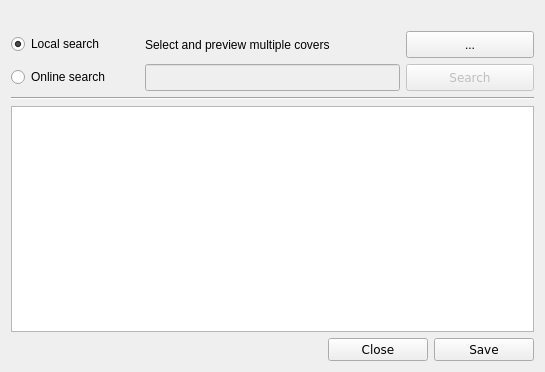
Above: trunk/src/GUI/alternate_covers/GUI_Alternate_Covers.ui from shahid334/sayonara-player before the change. Below: the same form after it.
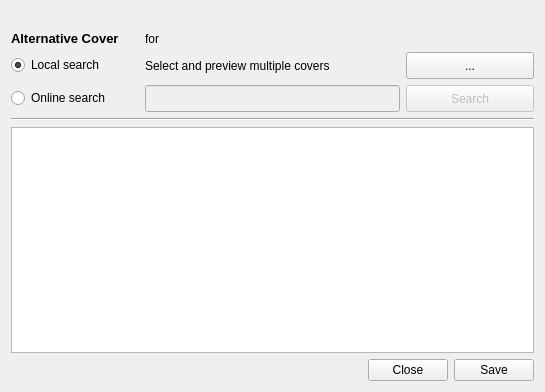
That is the form after the change. Icons and pictures are not drawn.

```diff
--- a/trunk/src/GUI/alternate_covers/GUI_Alternate_Covers.ui
+++ b/trunk/src/GUI/alternate_covers/GUI_Alternate_Covers.ui
@@ -7,97 +7,132 @@
     <x>0</x>
     <y>0</y>
     <width>545</width>
-    <height>372</height>
+    <height>392</height>
    </rect>
   </property>
   <property name="windowTitle">
    <string>Search alternative image</string>
   </property>
   <layout class="QGridLayout" name="gridLayout">
+   <item row="0" column="0" colspan="4">
+    <widget class="QLabel" name="lab_title">
+     <property name="font">
+      <font>
+       <weight>75</weight>
+       <bold>true</bold>
+      </font>
+     </property>
+     <property name="text">
+      <string/>
+     </property>
+    </widget>
+   </item>
+   <item row="3" column="3">
+    <widget class="QPushButton" name="btn_search">
+     <property name="enabled">
+      <bool>false</bool>
+     </property>
+     <property name="sizePolicy">
+      <sizepolicy hsizetype="Fixed" vsizetype="Fixed">
+       <horstretch>0</horstretch>
+       <verstretch>0</verstretch>
+      </sizepolicy>
+     </property>
+     <property name="minimumSize">
+      <size>
+       <width>50</width>
+       <height>27</height>
+      </size>
+     </property>
+     <property name="maximumSize">
+      <size>
+       <width>156113</width>
+       <height>27</height>
+      </size>
+     </property>
+     <property name="focusPolicy">
+      <enum>Qt::StrongFocus</enum>
+     </property>
+     <property name="text">
+      <string>Search</string>
+     </property>
+    </widget>
+   </item>
+   <item row="2" column="3">
+    <widget class="QPushButton" name="btn_file">
+     <property name="minimumSize">
+      <size>
+       <width>0</width>
+       <height>27</height>
+      </size>
+     </property>
+     <property name="maximumSize">
+      <size>
+       <width>16777215</width>
+       <height>27</height>
+      </size>
+     </property>
+     <property name="focusPolicy">
+      <enum>Qt::StrongFocus</enum>
+     </property>
+     <property name="text">
+      <string>...</string>
+     </property>
+    </widget>
+   </item>
+   <item row="3" column="1" colspan="2">
+    <widget class="QLineEdit" name="le_search">
+     <property name="enabled">
+      <bool>false</bool>
+     </property>
+     <property name="minimumSize">
+      <size>
+       <width>0</width>
+       <height>27</height>
+      </size>
+     </property>
+     <property name="maximumSize">
+      <size>
+       <width>16777215</width>
+       <height>27</height>
+      </size>
+     </property>
+     <property name="focusPolicy">
+      <enum>Qt::ClickFocus</enum>
+     </property>
+    </widget>
+   </item>
+   <item row="3" column="0">
+    <widget class="QRadioButton" name="rb_online">
+     <property name="focusPolicy">
+      <enum>Qt::StrongFocus</enum>
+     </property>
+     <property name="text">
+      <string>Online search</string>
+     </property>
+    </widget>
+   </item>
+   <item row="2" column="0">
+    <widget class="QRadioButton" name="rb_local">
+     <property name="focusPolicy">
+      <enum>Qt::StrongFocus</enum>
+     </property>
+     <property name="text">
+      <string>Local search</string>
+     </property>
+     <property name="checked">
+      <bool>true</bool>
+     </property>
+    </widget>
+   </item>
+   <item row="2" column="1" colspan="2">
+    <widget class="QLabel" name="label">
+     <property name="text">
+      <string>Select and preview multiple covers</string>
+     </property>
+    </widget>
+   </item>
    <item row="5" column="0" colspan="4">
-    <layout class="QHBoxLayout" name="horizontalLayout">
-     <item>
-      <spacer name="horizontalSpacer">
-       <property name="orientation">
-        <enum>Qt::Horizontal</enum>
-       </property>
-       <property name="sizeHint" stdset="0">
-        <size>
-         <width>40</width>
-         <height>20</height>
-        </size>
-       </property>
-      </spacer>
-     </item>
-     <item>
-      <widget class="QPushButton" name="btn_cancel">
-       <property name="minimumSize">
-        <size>
-         <width>100</width>
-         <height>0</height>
-        </size>
-       </property>
-       <property name="maximumSize">
-        <size>
-         <width>100</width>
-         <height>16777215</height>
-        </size>
-       </property>
-       <property name="font">
-        <font>
-         <family>DejaVu Sans</family>
-        </font>
-       </property>
-       <property name="focusPolicy">
-        <enum>Qt::NoFocus</enum>
-       </property>
-       <property name="text">
-        <string>Close</string>
-       </property>
-      </widget>
-     </item>
-     <item>
-      <widget class="QPushButton" name="btn_save">
-       <property name="minimumSize">
-        <size>
-         <width>100</width>
-         <height>0</height>
-        </size>
-       </property>
-       <property name="maximumSize">
-        <size>
-         <width>100</width>
-         <height>16777215</height>
-        </size>
-       </property>
-       <property name="font">
-        <font>
-         <family>DejaVu Sans</family>
-        </font>
-       </property>
-       <property name="focusPolicy">
-        <enum>Qt::NoFocus</enum>
-       </property>
-       <property name="text">
-        <string>Save</string>
-       </property>
-      </widget>
-     </item>
-    </layout>
-   </item>
-   <item row="3" column="0" colspan="4">
-    <widget class="Line" name="line">
-     <property name="font">
-      <font>
-       <family>DejaVu Sans</family>
-      </font>
-     </property>
-     <property name="orientation">
-      <enum>Qt::Horizontal</enum>
-     </property>
-    </widget>
-   </item>
-   <item row="4" column="0" colspan="4">
     <widget class="QTableView" name="tv_images">
      <property name="enabled">
       <bool>true</bool>
@@ -108,11 +143,6 @@
        <height>220</height>
       </size>
      </property>
-     <property name="font">
-      <font>
-       <family>DejaVu Sans</family>
-      </font>
-     </property>
      <property name="verticalScrollBarPolicy">
       <enum>Qt::ScrollBarAsNeeded</enum>
      </property>
@@ -166,132 +196,109 @@
      </attribute>
     </widget>
    </item>
-   <item row="0" column="0" colspan="4">
-    <widget class="QLabel" name="lab_title">
-     <property name="font">
-      <font>
-       <family>DejaVu Sans</family>
-       <weight>75</weight>
-       <bold>true</bold>
-      </font>
-     </property>
-     <property name="text">
-      <string/>
-     </property>
-    </widget>
+   <item row="6" column="0" colspan="4">
+    <layout class="QHBoxLayout" name="horizontalLayout">
+     <item>
+      <widget class="QLabel" name="lab_status">
+       <property name="text">
+        <string/>
+       </property>
+      </widget>
+     </item>
+     <item>
+      <spacer name="horizontalSpacer">
+       <property name="orientation">
+        <enum>Qt::Horizontal</enum>
+       </property>
+       <property name="sizeHint" stdset="0">
+        <size>
+         <width>40</width>
+         <height>20</height>
+        </size>
+       </property>
+      </spacer>
+     </item>
+     <item>
+      <widget class="QPushButton" name="btn_cancel">
+       <property name="sizePolicy">
+        <sizepolicy hsizetype="Minimum" vsizetype="Minimum">
+         <horstretch>0</horstretch>
+         <verstretch>0</verstretch>
+        </sizepolicy>
+       </property>
+       <property name="minimumSize">
+        <size>
+         <width>80</width>
+         <height>0</height>
+        </size>
+       </property>
+       <property name="focusPolicy">
+        <enum>Qt::StrongFocus</enum>
+       </property>
+       <property name="text">
+        <string>Close</string>
+       </property>
+      </widget>
+     </item>
+     <item>
+      <widget class="QPushButton" name="btn_save">
+       <property name="sizePolicy">
+        <sizepolicy hsizetype="Minimum" vsizetype="Minimum">
+         <horstretch>0</horstretch>
+         <verstretch>0</verstretch>
+        </sizepolicy>
+       </property>
+       <property name="minimumSize">
+        <size>
+         <width>80</width>
+         <height>0</height>
+        </size>
+       </property>
+       <property name="focusPolicy">
+        <enum>Qt::StrongFocus</enum>
+       </property>
+       <property name="text">
+        <string>Save</string>
+       </property>
+       <property name="icon">
+        <iconset>
+         <normaloff>:/icons/save.png</normaloff>:/icons/save.png</iconset>
+       </property>
+       <property name="iconSize">
+        <size>
+         <width>16</width>
+         <height>16</height>
+        </size>
+       </property>
+      </widget>
+     </item>
+    </layout>
    </item>
-   <item row="2" column="3">
-    <widget class="QPushButton" name="btn_search">
-     <property name="enabled">
-      <bool>false</bool>
-     </property>
-     <property name="sizePolicy">
-      <sizepolicy hsizetype="Fixed" vsizetype="Fixed">
-       <horstretch>0</horstretch>
-       <verstretch>0</verstretch>
-      </sizepolicy>
-     </property>
-     <property name="minimumSize">
-      <size>
-       <width>50</width>
-       <height>27</height>
-      </size>
-     </property>
-     <property name="maximumSize">
-      <size>
-       <width>156113</width>
-       <height>27</height>
-      </size>
-     </property>
-     <property name="font">
-      <font>
-       <family>DejaVu Sans</family>
-      </font>
-     </property>
-     <property name="focusPolicy">
-      <enum>Qt::NoFocus</enum>
-     </property>
-     <property name="text">
-      <string>Search</string>
-     </property>
-    </widget>
-   </item>
-   <item row="1" column="3">
-    <widget class="QPushButton" name="btn_file">
-     <property name="minimumSize">
-      <size>
-       <width>0</width>
-       <height>27</height>
-      </size>
-     </property>
-     <property name="maximumSize">
-      <size>
-       <width>16777215</width>
-       <height>27</height>
-      </size>
-     </property>
-     <property name="focusPolicy">
-      <enum>Qt::NoFocus</enum>
-     </property>
-     <property name="text">
-      <string>...</string>
-     </property>
-    </widget>
-   </item>
-   <item row="2" column="1" colspan="2">
-    <widget class="QLineEdit" name="le_search">
-     <property name="enabled">
-      <bool>false</bool>
-     </property>
-     <property name="minimumSize">
-      <size>
-       <width>0</width>
-       <height>27</height>
-      </size>
-     </property>
-     <property name="maximumSize">
-      <size>
-       <width>16777215</width>
-       <height>27</height>
-      </size>
-     </property>
-     <property name="font">
-      <font>
-       <family>DejaVu Sans</family>
-      </font>
-     </property>
-     <property name="focusPolicy">
-      <enum>Qt::ClickFocus</enum>
-     </property>
-    </widget>
-   </item>
-   <item row="2" column="0">
-    <widget class="QRadioButton" name="rb_online">
-     <property name="focusPolicy">
-      <enum>Qt::NoFocus</enum>
-     </property>
-     <property name="text">
-      <string>Online search</string>
+   <item row="4" column="0" colspan="4">
+    <widget class="Line" name="line">
+     <property name="orientation">
+      <enum>Qt::Horizontal</enum>
      </property>
     </widget>
    </item>
    <item row="1" column="0">
-    <widget class="QRadioButton" name="rb_local">
-     <property name="focusPolicy">
-      <enum>Qt::NoFocus</enum>
+    <widget class="QLabel" name="label_2">
+     <property name="font">
+      <font>
+       <pointsize>10</pointsize>
+       <weight>75</weight>
+       <bold>true</bold>
+      </font>
      </property>
      <property name="text">
-      <string>Local search</string>
-     </property>
-     <property name="checked">
-      <bool>true</bool>
+      <string>Alternative Cover</string>
      </property>
     </widget>
    </item>
-   <item row="1" column="1" colspan="2">
-    <widget class="QLabel" name="label">
+   <item row="1" column="1" colspan="3">
+    <widget class="QLabel" name="lab_info">
      <property name="text">
-      <string>Select and preview multiple covers</string>
+      <string>for</string>
      </property>
     </widget>
    </item>
```
